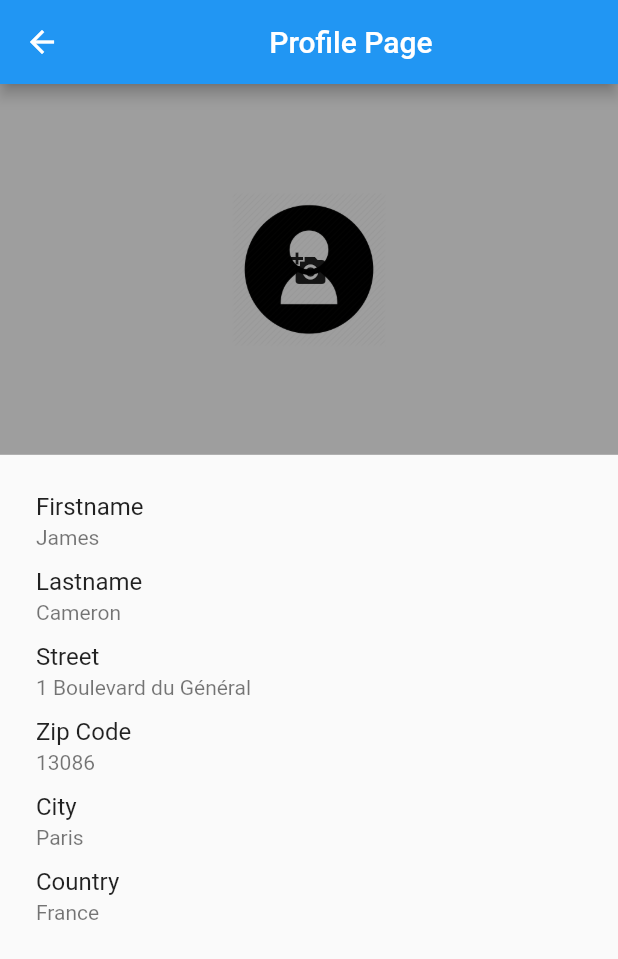
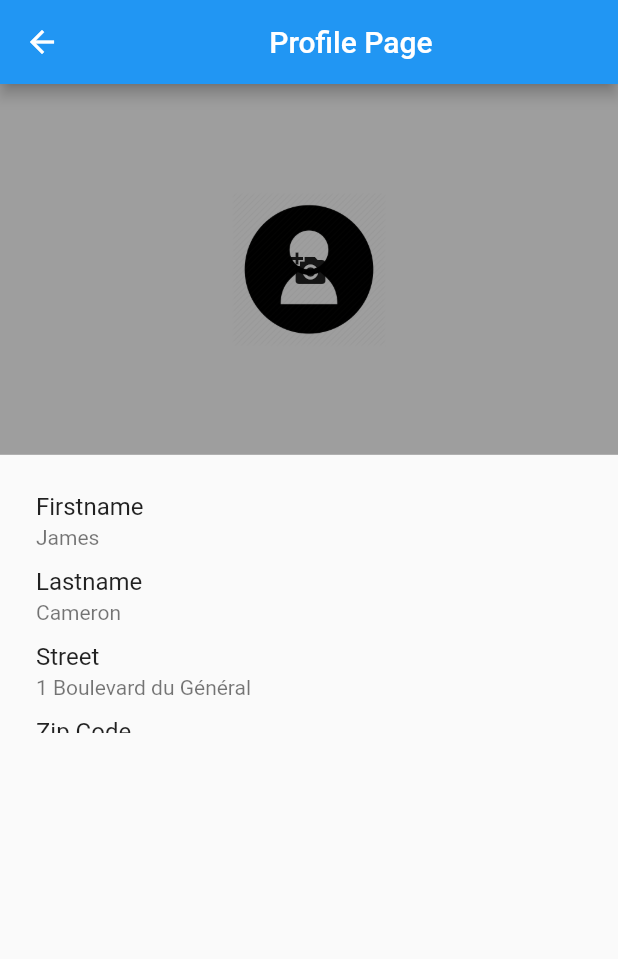
Before and after one commit to roymarmotte/epitech_flutter_filestore, a Flutter app: the screen it shows after launch, item 2 of the bottom bar chosen, on a phone screen of 412 x 824 dp. Shown: the top 959 px of the screen. Run offline on Flutter 3.47's test engine with Material 2 defaults, Android fonts, the phone set to English and light mode, and no system bars; our stand-ins replace animated_bottom_navigation_bar, image_picker, permission_handler, shared_preferences; network calls fail.

Commit message:
[mod] routing update + tablet mode

```diff
--- a/lib/page/profile-page.dart
+++ b/lib/page/profile-page.dart
@@ -22,6 +22,7 @@ class _ProfilePageState extends State<ProfilePage> {
   @override
   Widget build(BuildContext context) {
     return Scaffold(
+      //resizeToAvoidBottomPadding: false,
       appBar: AppBar(
         title: new Center(
             child: Text(
@@ -31,8 +32,7 @@ class _ProfilePageState extends State<ProfilePage> {
         leading: IconButton(
           icon: Icon(Icons.arrow_back),
           onPressed: () {
-            //TODO : call router pushback();
-            print("go back ! ");
+            Navigator.pop(context);
           },
         ),
       ),
@@ -77,8 +77,8 @@ class _ProfilePageState extends State<ProfilePage> {
                 ],
               ),
               Container(
-                height: MediaQuery.of(context).size.width * 0.80,
-                width: MediaQuery.of(context).size.height * 0.90,
+                height: MediaQuery.of(context).size.width * 0.45,
+                width: MediaQuery.of(context).size.height * 0.80,
                 child: ListView(padding: const EdgeInsets.all(8), children: [
                   ProfileComponent(
                       fieldName: "Firstname", fieldValue: _user.firstname),
```
Also changed, not shown: lib/page/home-page.dart (+5 -5 lines).
